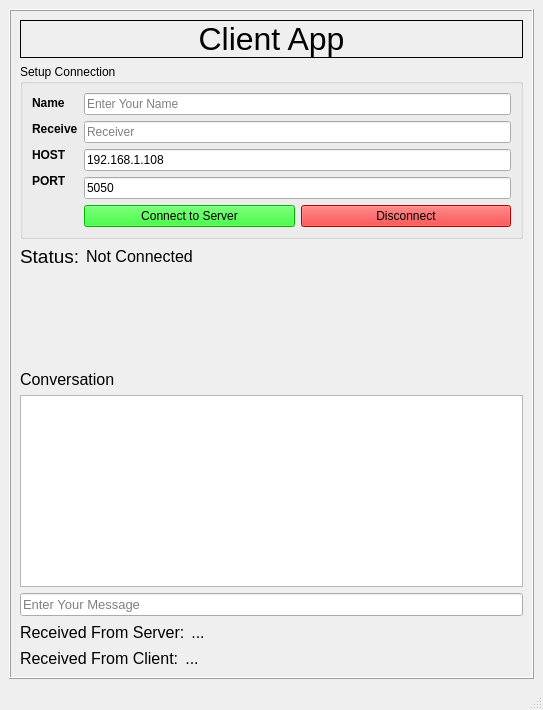
Abdullah-Alrefaey/medical-consultant-app, file client-side/ClientGUI.ui: the form before one commit.
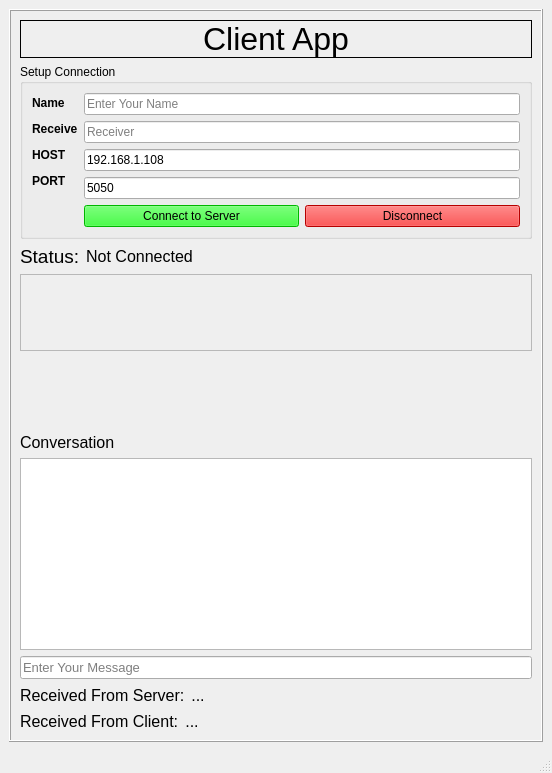
The form after the commit.

Patch:
```diff
--- a/client-side/ClientGUI.ui
+++ b/client-side/ClientGUI.ui
@@ -6,8 +6,8 @@
    <rect>
     <x>0</x>
     <y>0</y>
-    <width>543</width>
-    <height>710</height>
+    <width>552</width>
+    <height>773</height>
    </rect>
   </property>
   <property name="windowTitle">
@@ -682,6 +682,31 @@
           </layout>
          </item>
          <item row="5" column="0">
+          <layout class="QVBoxLayout" name="verticalLayout_2">
+           <item>
+            <widget class="QLineEdit" name="client_message_text">
+             <property name="font">
+              <font>
+               <pointsize>10</pointsize>
+              </font>
+             </property>
+             <property name="focusPolicy">
+              <enum>Qt::ClickFocus</enum>
+             </property>
+             <property name="inputMask">
+              <string/>
+             </property>
+             <property name="text">
+              <string/>
+             </property>
+             <property name="placeholderText">
+              <string>Enter Your Message</string>
+             </property>
+            </widget>
+           </item>
+          </layout>
+         </item>
+         <item row="6" column="0">
           <layout class="QHBoxLayout" name="horizontalLayout_11">
            <item>
             <widget class="QLabel" name="label_5">
@@ -736,31 +761,9 @@
           </layout>
          </item>
          <item row="4" column="0">
-          <layout class="QVBoxLayout" name="verticalLayout_2">
-           <item>
-            <widget class="QLineEdit" name="client_message_text">
-             <property name="font">
-              <font>
-               <pointsize>10</pointsize>
-              </font>
-             </property>
-             <property name="focusPolicy">
-              <enum>Qt::ClickFocus</enum>
-             </property>
-             <property name="inputMask">
-              <string/>
-             </property>
-             <property name="text">
-              <string/>
-             </property>
-             <property name="placeholderText">
-              <string>Enter Your Message</string>
-             </property>
-            </widget>
-           </item>
-          </layout>
+          <widget class="QTextEdit" name="chat_area"/>
          </item>
-         <item row="1" column="0">
+         <item row="2" column="0">
           <spacer name="verticalSpacer">
            <property name="orientation">
             <enum>Qt::Vertical</enum>
@@ -773,7 +776,7 @@
            </property>
           </spacer>
          </item>
-         <item row="2" column="0">
+         <item row="3" column="0">
           <widget class="QLabel" name="label_2">
            <property name="font">
             <font>
@@ -787,8 +790,37 @@
            </property>
           </widget>
          </item>
-         <item row="3" column="0">
-          <widget class="QTextEdit" name="chat_area"/>
+         <item row="1" column="0">
+          <widget class="QScrollArea" name="scrollArea">
+           <property name="verticalScrollBarPolicy">
+            <enum>Qt::ScrollBarAsNeeded</enum>
+           </property>
+           <property name="sizeAdjustPolicy">
+            <enum>QAbstractScrollArea::AdjustToContents</enum>
+           </property>
+           <property name="widgetResizable">
+            <bool>true</bool>
+           </property>
+           <widget class="QWidget" name="scrollAreaWidgetContents">
+            <property name="geometry">
+             <rect>
+              <x>0</x>
+              <y>0</y>
+              <width>500</width>
+              <height>85</height>
+             </rect>
+            </property>
+            <layout class="QGridLayout" name="gridLayout_5">
+             <item row="0" column="0">
+              <widget class="QLabel" name="chatting">
+               <property name="text">
+                <string/>
+               </property>
+              </widget>
+             </item>
+            </layout>
+           </widget>
+          </widget>
          </item>
         </layout>
        </item>
```
Left out of the diff: 2 changed lines with no effect on the pictures.
